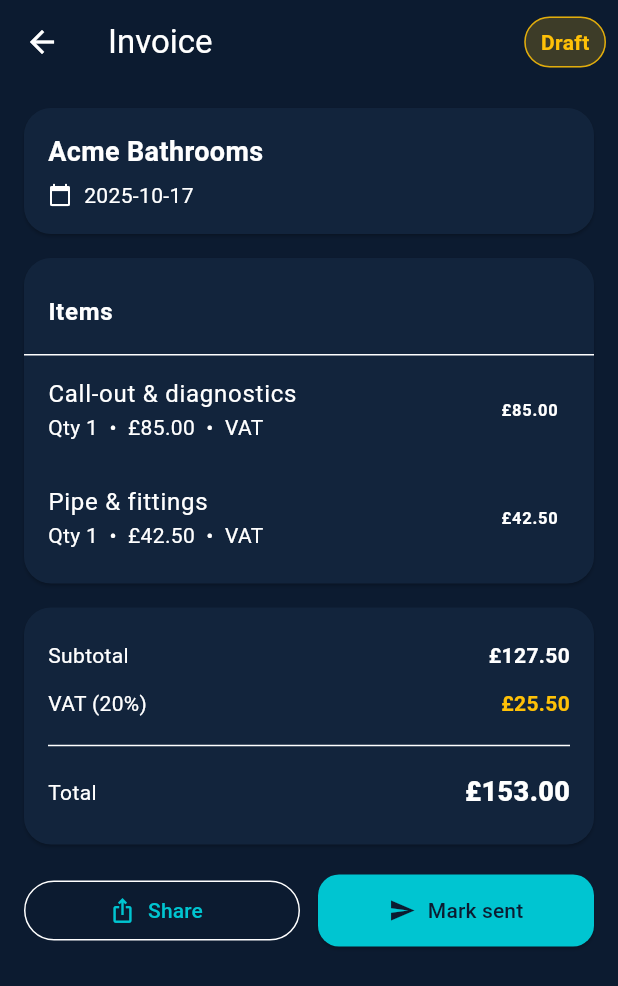
After one commit to Ogoldwait91/Foreman, a Flutter app: the InvoicesScreen screen opened directly, after a tap on "Acme Bathrooms", on a phone screen of 412 x 824 dp. The commit adds this screen. Shown: the top 986 px of the screen. Run offline on Flutter 3.47's test engine with Material 3 defaults, Android fonts, the phone set to English and light mode, and no system bars.

Commit message:
feat(invoice): add sleek Invoice Preview screen and navigation

```diff
--- /dev/null
+++ b/apps/mobile/lib/src/screens/invoice_preview_screen.dart
@@ -0,0 +1,184 @@
+import "package:flutter/material.dart";
+import "../theme.dart";
+import "../data/app_store.dart";
+import "../models/invoice.dart";
+import "../models/client.dart";
+import "../utils/utils.dart";
+
+class InvoicePreviewScreen extends StatelessWidget {
+  final String invoiceId;
+  const InvoicePreviewScreen({super.key, required this.invoiceId});
+
+  @override
+  Widget build(BuildContext context) {
+    final store = AppStore();
+    final inv = store.invoices.firstWhere(
+      (i) => i.id == invoiceId,
+      orElse: () => throw StateError("Invoice not found"),
+    );
+    final client = store.clients.firstWhere(
+      (c) => c.id == inv.clientId,
+      orElse: () => Client(id: "unknown", name: "Unknown"),
+    );
+
+    return Scaffold(
+      backgroundColor: ForemanColors.navy,
+      appBar: AppBar(
+        backgroundColor: Colors.transparent,
+        surfaceTintColor: Colors.transparent,
+        title: const Text("Invoice"),
+        actions: [
+          Padding(
+            padding: const EdgeInsets.only(right: 8),
+            child: _StatusChip(status: inv.status),
+          ),
+        ],
+      ),
+      body: ListView(
+        padding: const EdgeInsets.symmetric(vertical: 8),
+        children: [
+          // Header card
+          Card(
+            child: Padding(
+              padding: const EdgeInsets.all(16),
+              child: Column(
+                crossAxisAlignment: CrossAxisAlignment.start,
+                children: [
+                  Text(client.name, style: const TextStyle(fontSize: 18, fontWeight: FontWeight.w700)),
+                  const SizedBox(height: 6),
+                  Row(
+                    children: [
+                      const Icon(Icons.calendar_today, size: 16),
+                      const SizedBox(width: 8),
+                      Text(inv.issueDate.toLocal().toIso8601String().substring(0,10)),
+                      if (inv.dueDate != null) ...[
+                        const SizedBox(width: 16),
+                        const Icon(Icons.schedule, size: 16),
+                        const SizedBox(width: 8),
+                        Text(inv.dueDate!.toLocal().toIso8601String().substring(0,10)),
+                      ],
+                    ],
+                  ),
+                ],
+              ),
+            ),
+          ),
+
+          // Items card
+          Card(
+            child: Padding(
+              padding: const EdgeInsets.symmetric(vertical: 8),
+              child: Column(
+                children: [
+                  const ListTile(
+                    title: Text("Items", style: TextStyle(fontWeight: FontWeight.w700)),
+                  ),
+                  const Divider(height: 1),
+                  ...inv.items.map((it) => ListTile(
+                        title: Text(it.description),
+                        subtitle: Text("Qty ${it.quantity}  •  £${it.unitPrice.toStringAsFixed(2)}"
+                            "${it.vatApplicable ? '  •  VAT' : ''}"),
+                        trailing: Text(money(it.lineTotal), style: const TextStyle(fontWeight: FontWeight.w700)),
+                      )),
+                ],
+              ),
+            ),
+          ),
+
+          // Totals card
+          Card(
+            child: Padding(
+              padding: const EdgeInsets.all(16),
+              child: Column(
+                children: [
+                  _kv("Subtotal", money(inv.subtotal)),
+                  _kv("VAT (${(inv.vatRate*100).toStringAsFixed(0)}%)", money(inv.vat), color: ForemanColors.amber),
+                  const Divider(height: 24),
+                  _kv("Total", money(inv.total), bold: true),
+                ],
+              ),
+            ),
+          ),
+
+          // CTA bar
+          Padding(
+            padding: const EdgeInsets.symmetric(horizontal: 16, vertical: 12),
+            child: Row(
+              children: [
+                Expanded(
+                  child: OutlinedButton.icon(
+                    onPressed: () {
+                      ScaffoldMessenger.of(context).showSnackBar(
+                        const SnackBar(content: Text("Share/Send coming next (PDF).")),
+                      );
+                    },
+                    icon: const Icon(Icons.ios_share),
+                    label: const Text("Share"),
+                  ),
+                ),
+                const SizedBox(width: 12),
+                Expanded(
+                  child: ElevatedButton.icon(
+                    onPressed: () {
+                      ScaffoldMessenger.of(context).showSnackBar(
+                        const SnackBar(content: Text("Mark as Sent (placeholder).")),
+                      );
+                    },
+                    icon: const Icon(Icons.send),
+                    label: const Text("Mark sent"),
+                  ),
+                ),
+              ],
+            ),
+          ),
+          const SizedBox(height: 24),
+        ],
+      ),
+    );
+  }
+
+  Widget _kv(String k, String v, {bool bold = false, Color? color}) {
+    return Padding(
+      padding: const EdgeInsets.symmetric(vertical: 6),
+      child: Row(
+        mainAxisAlignment: MainAxisAlignment.spaceBetween,
+        children: [
+          Text(k),
+          Text(
+            v,
+            style: TextStyle(
+              fontWeight: bold ? FontWeight.w800 : FontWeight.w700,
+              color: color,
+              fontSize: bold ? 18 : 14,
+            ),
+          ),
+        ],
+      ),
+    );
+  }
+}
+
+class _StatusChip extends StatelessWidget {
+  final InvoiceStatus status;
+  const _StatusChip({required this.status});
+
+  @override
+  Widget build(BuildContext context) {
+    Color bg; String text;
+    switch (status) {
+      case InvoiceStatus.draft:   bg = ForemanColors.amber;   text = "Draft";   break;
+      case InvoiceStatus.sent:    bg = ForemanColors.white;   text = "Sent";    break;
+      case InvoiceStatus.paid:    bg = ForemanColors.green;   text = "Paid";    break;
+      case InvoiceStatus.overdue: bg = ForemanColors.magenta; text = "Overdue"; break;
+    }
+    return Container(
+      padding: const EdgeInsets.symmetric(horizontal: 10, vertical: 6),
+      decoration: BoxDecoration(
+        color: bg.withValues(alpha: 0.20),
+        border: Border.all(color: bg.withValues(alpha: 0.85)),
+        borderRadius: BorderRadius.circular(999),
+      ),
+      child: Text(text, style: TextStyle(color: bg, fontWeight: FontWeight.w700)),
+    );
+  }
+}
--- a/apps/mobile/lib/src/screens/invoices_screen.dart
+++ b/apps/mobile/lib/src/screens/invoices_screen.dart
@@ -5,6 +5,7 @@ import "../models/invoice.dart";
 import "../models/client.dart";
 import "../utils/utils.dart";
 import "new_invoice_screen.dart";
+import "invoice_preview_screen.dart";
 
 class InvoicesScreen extends StatelessWidget {
   const InvoicesScreen({super.key});
@@ -47,6 +48,9 @@ class InvoicesScreen extends StatelessWidget {
           );
           return Card(
             child: ListTile(
+              onTap: () => Navigator.of(context).push(
+                MaterialPageRoute(builder: (_) => InvoicePreviewScreen(invoiceId: inv.id)),
+              ),
               title: Text(client.name),
               subtitle: Text("${_statusText(inv.status)}  •  ${inv.issueDate.toLocal().toIso8601String().substring(0,10)}"),
               trailing: Text(
--- a/apps/mobile/lib/src/screens/payments_screen.dart
+++ b/apps/mobile/lib/src/screens/payments_screen.dart
@@ -5,17 +5,26 @@ class PaymentsScreen extends StatelessWidget {
   const PaymentsScreen({super.key});
   @override
   Widget build(BuildContext context) {
-    return ListView(
-      children: const [
-        SizedBox(height: 16),
-        _Hint("Payments feed (received & expenses). Tap to reconcile to invoices."),
-      ],
+    return Scaffold(
+      backgroundColor: ForemanColors.navy,
+      appBar: AppBar(
+        title: const Text("Payments"),
+        backgroundColor: Colors.transparent,
+        surfaceTintColor: Colors.transparent,
+      ),
+      body: ListView(
+        children: const [
+          SizedBox(height: 16),
+          _Hint("Payments feed (received & expenses). Tap to reconcile to invoices."),
+        ],
+      ),
     );
   }
 }
 
 class _Hint extends StatelessWidget {
-  final String text; const _Hint(this.text, {super.key});
+  final String text;
+  const _Hint(this.text); // ← removed {super.key}
   @override
   Widget build(BuildContext context) => Padding(
     padding: const EdgeInsets.all(16),
```
